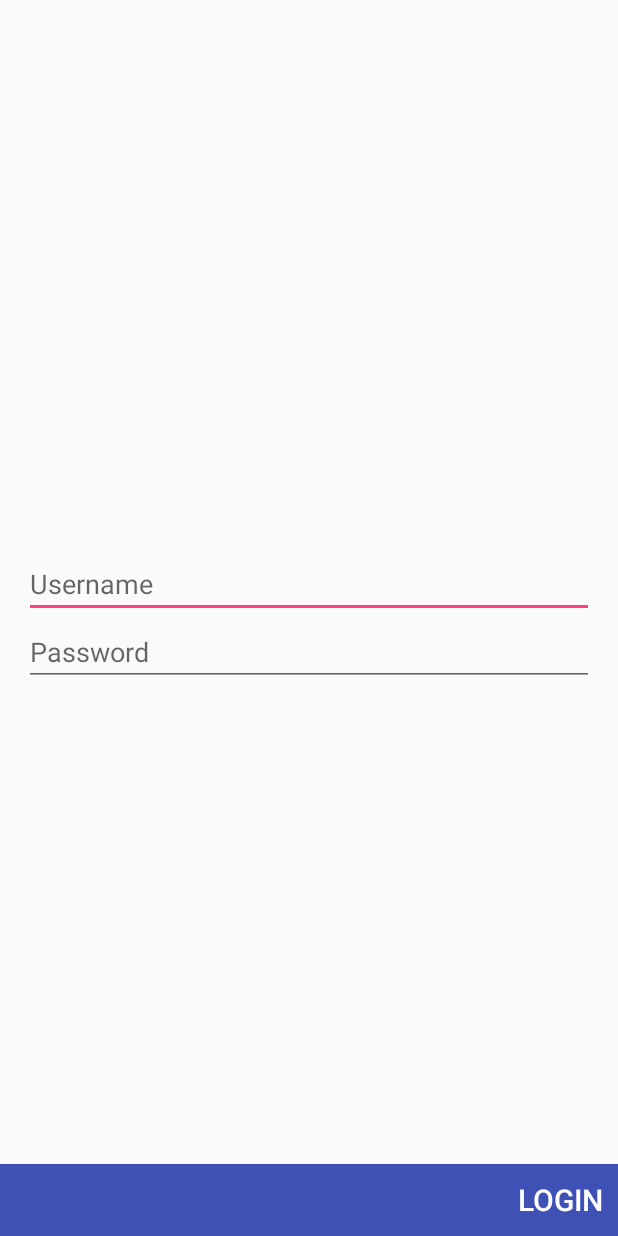
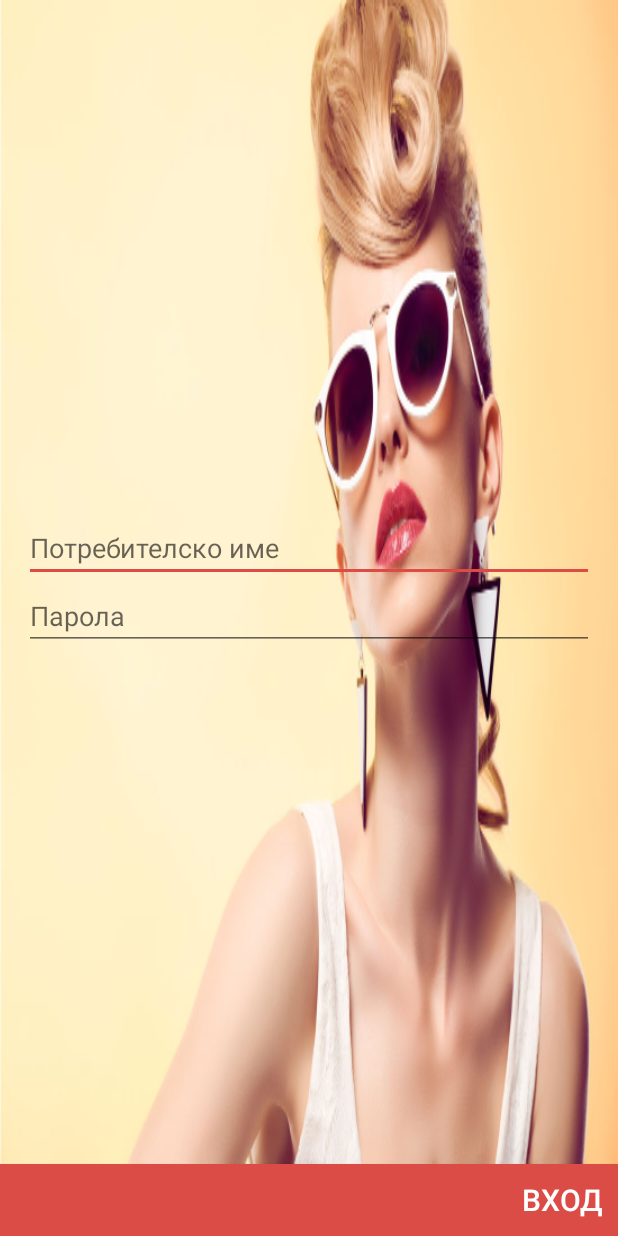
Before and after one commit to StoychoPetrov/Pusher, an Android app: the screen it shows after launch (MainActivity), on a phone screen of 412 x 824 dp. Run offline under Robolectric (Android 15) with nearby library versions, the phone set to English and light mode, and no system bars; libraries missing offline, so code that uses them is left out: com.pusher.pushnotifications.

Commit message:
Bug fix.

```diff
--- a/app/src/main/res/layout/activity_main.xml
+++ b/app/src/main/res/layout/activity_main.xml
@@ -5,6 +5,12 @@
     android:layout_width    ="match_parent"
     android:layout_height   ="match_parent"
     tools:context           ="eu.mobile.fashionpoint.MainActivity">
+
+    <RelativeLayout
+        android:layout_width        ="match_parent"
+        android:layout_height       ="match_parent"
+        android:layout_above        ="@+id/log_in"
+        android:background          ="@drawable/fashion_point">
 
         <LinearLayout
             android:id                  ="@+id/login_layout"
@@ -31,6 +37,8 @@
                 android:inputType       ="textPassword" />
 
         </LinearLayout>
+
+    </RelativeLayout>
 
     <Button
         android:id                          ="@+id/log_in"
--- a/app/src/main/res/values/colors.xml
+++ b/app/src/main/res/values/colors.xml
@@ -1,7 +1,7 @@
 <?xml version="1.0" encoding="utf-8"?>
 <resources>
-    <color name="colorPrimary">#3F51B5</color>
-    <color name="colorPrimaryDark">#303F9F</color>
-    <color name="colorAccent">#FF4081</color>
+    <color name="colorPrimary">#DC4C46</color>
+    <color name="colorPrimaryDark">#DC4C46</color>
+    <color name="colorAccent">#DC4C46</color>
     <color name="transperent">#66000000</color>
 </resources>
--- a/app/src/main/res/values/strings.xml
+++ b/app/src/main/res/values/strings.xml
@@ -1,9 +1,9 @@
 <resources>
     <string name="app_name">Fashion Point</string>
-    <string name="username">Username</string>
-    <string name="password">Password</string>
+    <string name="username">Потребителско име</string>
+    <string name="password">Парола</string>
     <string name="you_are_logged_successful">You are logged successful</string>
     <string name="wrong_email_or_password">Wrong email or password</string>
-    <string name="login">Login</string>
+    <string name="login">Вход</string>
     <string name="enter_username_and_password">Enter username and password</string>
 </resources>
```
Also changed, not shown: app/src/main/res/drawable-xxhdpi/fashion_point.jpg (added). Lines whose indentation alone changed are shown as unchanged.
